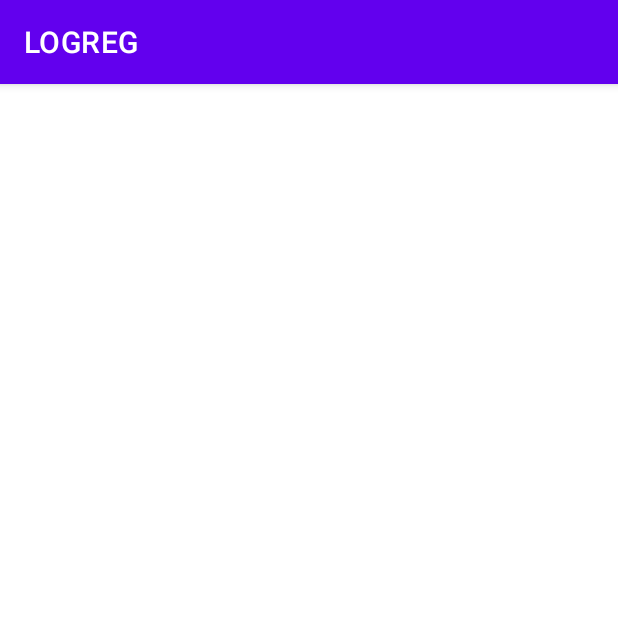
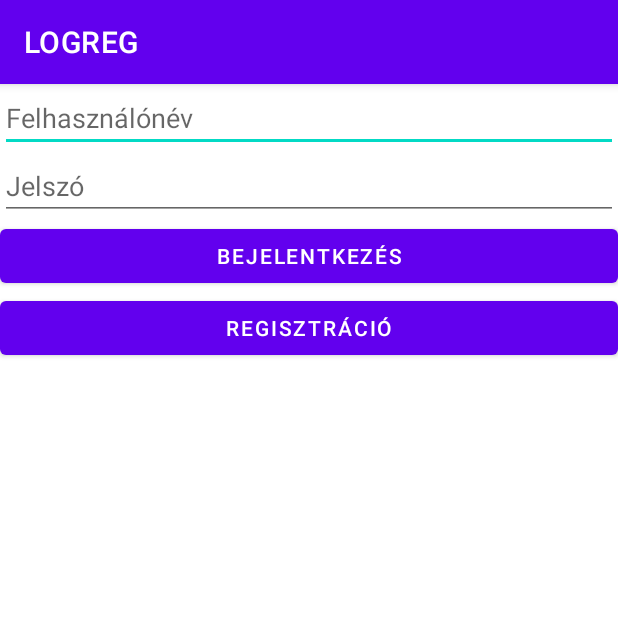
Before and after one commit to LegyenKristof/KorcsmarosKristof_LOGREG, an Android app: the screen it shows after launch (MainActivity), on a phone screen of 412 x 824 dp, the top half of it. Run offline under Robolectric (Android 15) with nearby library versions, the phone set to English and light mode, and no system bars.

Commit message:
MainActivity kinézet kész

```diff
--- a/app/src/main/AndroidManifest.xml
+++ b/app/src/main/AndroidManifest.xml
@@ -10,6 +10,12 @@
         android:supportsRtl="true"
         android:theme="@style/Theme.LOGREG">
         <activity
+            android:name=".RegisterActivity"
+            android:exported="true" />
+        <activity
+            android:name=".LoggedInActivity"
+            android:exported="true" />
+        <activity
             android:name=".MainActivity"
             android:exported="true">
             <intent-filter>
--- a/app/src/main/java/com/example/logreg/MainActivity.java
+++ b/app/src/main/java/com/example/logreg/MainActivity.java
@@ -2,13 +2,44 @@ package com.example.logreg;
 
 import androidx.appcompat.app.AppCompatActivity;
 
+import android.content.Intent;
 import android.os.Bundle;
+import android.view.View;
+import android.widget.Button;
+import android.widget.EditText;
 
 public class MainActivity extends AppCompatActivity {
+
+    private EditText editText1, editText2;
+    private Button button1, button2;
 
     @Override
     protected void onCreate(Bundle savedInstanceState) {
         super.onCreate(savedInstanceState);
         setContentView(R.layout.activity_main);
+        init();
+
+        button1.setOnClickListener(new View.OnClickListener() {
+            @Override
+            public void onClick(View view) {
+
+            }
+        });
+
+        button2.setOnClickListener(new View.OnClickListener() {
+            @Override
+            public void onClick(View view) {
+                Intent intent = new Intent(MainActivity.this, RegisterActivity.class);
+                startActivity(intent);
+                finish();
+            }
+        });
+    }
+
+    private void init(){
+        editText1 = findViewById(R.id.editText1);
+        editText2 = findViewById(R.id.editText2);
+        button1 = findViewById(R.id.button1);
+        button2 = findViewById(R.id.button2);
     }
 }
--- a/app/src/main/res/layout/activity_main.xml
+++ b/app/src/main/res/layout/activity_main.xml
@@ -1,11 +1,35 @@
 <?xml version="1.0" encoding="utf-8"?>
-<androidx.constraintlayout.widget.ConstraintLayout xmlns:android="http://schemas.android.com/apk/res/android"
+<LinearLayout xmlns:android="http://schemas.android.com/apk/res/android"
     xmlns:app="http://schemas.android.com/apk/res-auto"
     xmlns:tools="http://schemas.android.com/tools"
     android:layout_width="match_parent"
     android:layout_height="match_parent"
-    tools:context=".MainActivity">
+    tools:context=".MainActivity"
+    android:orientation="vertical">
 
+    <EditText
+        android:layout_width="match_parent"
+        android:layout_height="wrap_content"
+        android:id="@+id/editText1"
+        android:hint="Felhasználónév"/>
 
+    <EditText
+        android:layout_width="match_parent"
+        android:layout_height="wrap_content"
+        android:id="@+id/editText2"
+        android:hint="Jelszó"
+        android:inputType="textPassword"/>
 
-</androidx.constraintlayout.widget.ConstraintLayout>
+    <Button
+        android:layout_width="match_parent"
+        android:layout_height="wrap_content"
+        android:id="@+id/button1"
+        android:text="Bejelentkezés"/>
+
+    <Button
+        android:layout_width="match_parent"
+        android:layout_height="wrap_content"
+        android:id="@+id/button2"
+        android:text="Regisztráció"/>
+
+</LinearLayout>
```
Also changed, not shown: app/src/main/java/com/example/logreg/LoggedInActivity.java (added, +14 -0 lines), app/src/main/java/com/example/logreg/RegisterActivity.java (added, +14 -0 lines), app/src/main/res/layout/activity_logged_in.xml (added, +9 -0 lines), app/src/main/res/layout/activity_register.xml (added, +9 -0 lines).
